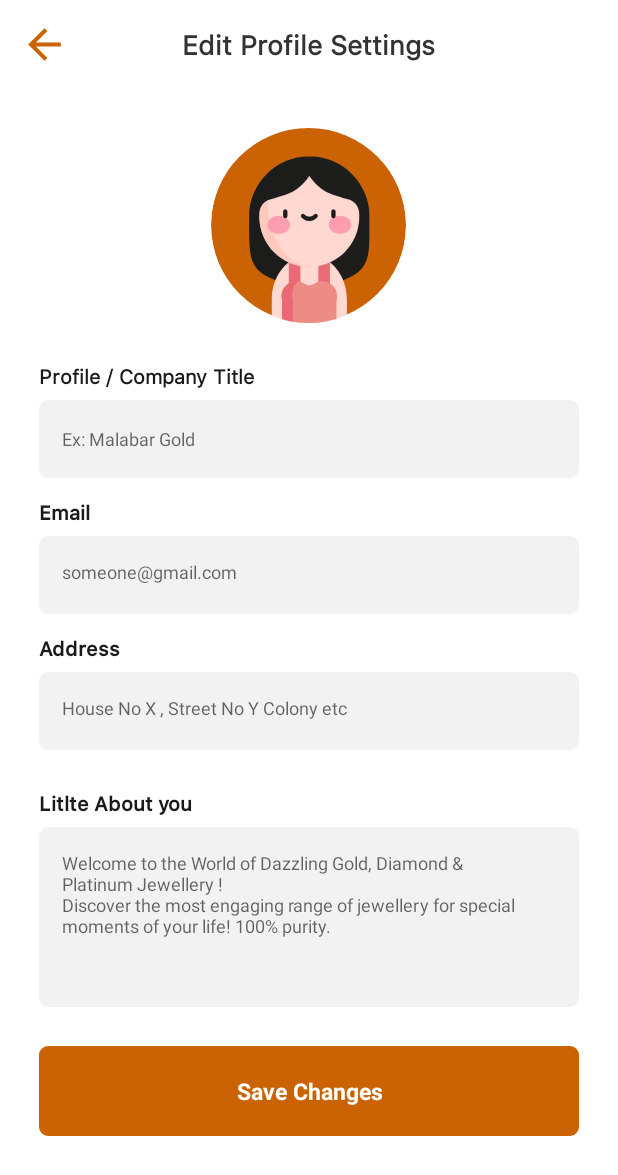
After one commit to mabdullah215/Anaam, an Android app: the MainProfileSettings screen opened directly, with no data from a screen before it, on a phone screen of 412 x 824 dp. The commit adds this screen. Shown: the top 1175 px of the screen. Run offline under Robolectric (Android 15) with nearby library versions, the phone set to English and light mode, and no system bars; our stand-ins replace CircleImageView, Firebase (no records; nobody signed in at launch, a user with empty details on screens opened directly), sdp/ssp sizes; libraries missing offline, so code that uses them is left out: com.github.dhaval2404.imagepicker; 5 statements that could not run were skipped.

```diff
--- /dev/null
+++ b/app/src/main/java/com/app/anaamapp/activities/MainProfileSettings.java
@@ -0,0 +1,191 @@
+package com.app.anaamapp.activities;
+
+import androidx.annotation.NonNull;
+import androidx.annotation.Nullable;
+import androidx.appcompat.app.AppCompatActivity;
+import androidx.appcompat.widget.AppCompatTextView;
+
+import android.app.Activity;
+import android.content.Intent;
+import android.graphics.Bitmap;
+import android.net.Uri;
+import android.os.Bundle;
+import android.provider.MediaStore;
+import android.view.View;
+import android.widget.EditText;
+import android.widget.ImageView;
+import android.widget.TextView;
+import android.widget.Toast;
+
+import com.app.anaamapp.R;
+import com.app.anaamapp.data.DataSource;
+import com.app.anaamapp.model.User;
+import com.bumptech.glide.Glide;
+import com.github.dhaval2404.imagepicker.ImagePicker;
+import com.google.android.gms.tasks.Continuation;
+import com.google.android.gms.tasks.OnCompleteListener;
+import com.google.android.gms.tasks.Task;
+import com.google.firebase.auth.FirebaseAuth;
+import com.google.firebase.database.DatabaseReference;
+import com.google.firebase.database.FirebaseDatabase;
+import com.google.firebase.storage.FirebaseStorage;
+import com.google.firebase.storage.StorageMetadata;
+import com.google.firebase.storage.StorageReference;
+import com.google.firebase.storage.UploadTask;
+
+import java.io.ByteArrayOutputStream;
+import java.util.HashMap;
+import java.util.Map;
+
+import de.hdodenhof.circleimageview.CircleImageView;
+
+public class MainProfileSettings extends AppCompatActivity
+{
+    Uri fileUri;
+    EditText profileTitle,etEmail,etAddress;
+    EditText userDetails;
+    CircleImageView userImage;
+    @Override
+    protected void onCreate(Bundle savedInstanceState)
+    {
+        super.onCreate(savedInstanceState);
+        setContentView(R.layout.activity_main_profile_settings);
+        TextView tvTitle=findViewById(R.id.tv_title);
+        tvTitle.setText("Edit Profile Settings");
+        profileTitle=findViewById(R.id.et_profile_title);
+        userDetails=findViewById(R.id.et_details);
+        etEmail=findViewById(R.id.et_email);
+        etAddress=findViewById(R.id.et_address);
+        ImageView imgBack=findViewById(R.id.img_back);
+        userImage=findViewById(R.id.user_img);
+        TextView saveButton=findViewById(R.id.button_save);
+        DataSource source=DataSource.getInstance(this);
+        User currentUser=source.getCurrentUser();
+        profileTitle.setText(currentUser.getTitle());
+        userDetails.setText(currentUser.getDetails());
+        etEmail.setText(currentUser.getEmail());
+        etAddress.setText(currentUser.getAddress());
+        Glide.with(this).load(currentUser.getImgsource()).into(userImage);
+
+        saveButton.setOnClickListener(new View.OnClickListener() {
+            @Override
+            public void onClick(View view)
+            {
+                String title=profileTitle.getText().toString().trim();
+                String details=userDetails.getText().toString().trim();
+                String address=etAddress.getText().toString().trim();
+                String email=etEmail.getText().toString().trim();
+                if(title.isEmpty()||details.isEmpty())
+                {
+                    Toast.makeText(MainProfileSettings.this, "Please enter the required information", Toast.LENGTH_SHORT).show();
+                }
+                else if(fileUri!=null)
+                {
+                    uploadData(title,details);
+                }
+                else
+                {
+                    User user=source.getCurrentUser();
+                    user.setDetails(details);
+                    user.setTitle(title);
+                    user.setEmail(email);
+                    DatabaseReference mUserRef= FirebaseDatabase.getInstance().getReference().child("Users").child(user.getUserid());
+                    Map<String, Object> updates = new HashMap<String,Object>();
+                    updates.put("title",title);
+                    updates.put("details",details);
+                    updates.put("address",address);
+                    updates.put("email",email);
+                    mUserRef.updateChildren(updates);
+                    finish();
+                }
+            }
+        });
+
+        imgBack.setOnClickListener(new View.OnClickListener() {
+            @Override
+            public void onClick(View view)
+            {
+                finish();
+            }
+        });
+
+        userImage.setOnClickListener(new View.OnClickListener() {
+            @Override
+            public void onClick(View view)
+            {
+                ImagePicker.Companion.with(MainProfileSettings.this).cropSquare().compress(200).start();
+            }
+        });
+
+    }
+
+    @Override
+    public void onActivityResult(int requestCode, int resultCode, @Nullable Intent data)
+    {
+        super.onActivityResult(requestCode, resultCode, data);
+
+        if (resultCode == Activity.RESULT_OK)
+        {
+            fileUri = data.getData();
+            Glide.with(this).load(fileUri).into(userImage);
+        }
+    }
+
+    public void uploadData(String title,String details)
+    {
+
+        String id= FirebaseAuth.getInstance().getUid();
+        final StorageReference mStorageRef = FirebaseStorage.getInstance().getReference().child("user_images" + "/" +id);
+        StorageMetadata metadata = new StorageMetadata.Builder().setContentType("image/jpg").build();
+
+        try {
+            byte[] thumb_byte_data;
+            Bitmap bitmap = MediaStore.Images.Media.getBitmap(getContentResolver(),fileUri);
+            Bitmap thumbBitmap = Bitmap.createScaledBitmap(bitmap, 200, 200, true);
+            ByteArrayOutputStream baos = new ByteArrayOutputStream();
+            thumbBitmap.compress(Bitmap.CompressFormat.JPEG, 75, baos);
+            thumb_byte_data = baos.toByteArray();
+            UploadTask uploadTask = mStorageRef.putBytes(thumb_byte_data, metadata);
+            final Task<Uri> urlTask = uploadTask.continueWithTask(new Continuation<UploadTask.TaskSnapshot, Task<Uri>>()
+            {
+                @Override
+                public Task<Uri> then(@NonNull Task<UploadTask.TaskSnapshot> task) throws Exception {
+                    if (!task.isSuccessful())
+                    {
+                        throw task.getException();
+                    }
+
+                    return mStorageRef.getDownloadUrl();
+                }
+            }).addOnCompleteListener(new OnCompleteListener<Uri>()
+            {
+                @Override
+                public void onComplete(@NonNull Task<Uri> task)
+                {
+                    if (task.isSuccessful())
+                    {
+                        String number=getIntent().getStringExtra("number");
+                        User user=new User();
+                        user.setDetails(details);
+                        user.setTitle(title);
+                        user.setNumber(number);
+                        user.setImgsource(task.getResult().toString());
+                        DatabaseReference mUserRef= FirebaseDatabase.getInstance().getReference().child("Users");
+                        String id=FirebaseAuth.getInstance().getUid();
+                        mUserRef.child(id).setValue(user);
+                        finish();
+                    }
+                    else
+                    {
+                        Toast.makeText(getBaseContext(), "Failed to upload details.! Try again" + task.getException().getMessage(), Toast.LENGTH_SHORT).show();//error saving photo
+                    }
+                }
+            });
+
+        } catch (Exception e)
+        {
+
+        }
+    }
+
+}
--- a/app/src/main/java/com/app/anaamapp/activities/VerificationActivity.java
+++ b/app/src/main/java/com/app/anaamapp/activities/VerificationActivity.java
@@ -16,6 +16,7 @@ import android.widget.TextView;
 import android.widget.Toast;
 
 import com.app.anaamapp.R;
+import com.app.anaamapp.data.DataSource;
 import com.google.android.gms.tasks.OnCompleteListener;
 import com.google.android.gms.tasks.Task;
 import com.google.firebase.FirebaseException;
@@ -102,7 +103,9 @@ public class VerificationActivity extends AppCompatActivity {
                         {
                             String number=getIntent().getStringExtra("number");
                             Toast.makeText(VerificationActivity.this, "Verification Successful.!", Toast.LENGTH_SHORT).show();
-                            startActivity(new Intent(getBaseContext(),ProfileSettings.class).putExtra("number",number));
+                            DataSource source=DataSource.getInstance(getBaseContext());
+                            source.getCurrentUser().setNumber(number);
+                            startActivity(new Intent(getBaseContext(),MainProfileSettings.class));
                             finish();
 
                         } else
--- a/app/src/main/java/com/app/anaamapp/fragments/DashboardFragment.java
+++ b/app/src/main/java/com/app/anaamapp/fragments/DashboardFragment.java
@@ -14,6 +14,7 @@ import android.view.View;
 import android.view.ViewGroup;
 
 import com.app.anaamapp.R;
+import com.app.anaamapp.activities.MainProfileSettings;
 import com.app.anaamapp.activities.ProfileSettings;
 import com.app.anaamapp.adapters.DashboardAdapter;
 import com.app.anaamapp.model.Dashboard;
@@ -43,7 +44,7 @@ public class DashboardFragment extends Fragment
             {
                 if(position==1)
                 {
-                    startActivity(new Intent(getContext(), ProfileSettings.class));
+                    startActivity(new Intent(getContext(), MainProfileSettings.class));
                 }
                 else if(position==4)
                 {
@@ -81,6 +82,6 @@ public class DashboardFragment extends Fragment
         mList.add(new Dashboard("Your Profile","Manage your bidding and selling items",R.drawable.user_avatar,""));
         mList.add(new Dashboard("Messages","Manage your incoming messages",R.drawable.ic_chat,"2"));
         mList.add(new Dashboard("Notifications","Get Alerts for new offers around",R.drawable.ic_notification,"34"));
-        mList.add(new Dashboard("Settings","Manage your app and other settings",R.drawable.ic_settings_icon,""));
+        mList.add(new Dashboard("Logout","Logging out from the application",R.drawable.ic_logout,""));
     }
 }
--- /dev/null
+++ b/app/src/main/res/drawable/ic_pic_edit.xml
@@ -0,0 +1,6 @@
+<vector android:height="32dp" android:viewportHeight="90"
+    android:viewportWidth="90" android:width="32dp" xmlns:android="http://schemas.android.com/apk/res/android">
+    <path android:fillColor="#FFF" android:fillType="evenOdd" android:pathData="M45,29L45,29A16,16 0,0 1,61 45L61,45A16,16 0,0 1,45 61L45,61A16,16 0,0 1,29 45L29,45A16,16 0,0 1,45 29z"/>
+    <path android:fillColor="@color/purple_200" android:fillType="nonZero" android:pathData="M45,45m-2,0a2,2 0,1 1,4 0a2,2 0,1 1,-4 0"/>
+    <path android:fillColor="@color/purple_200" android:fillType="nonZero" android:pathData="M50.333,39.666L48.22,39.666l-0.827,-0.9C47.146,38.493 46.786,38.333 46.413,38.333L43.586,38.333c-0.373,0 -0.733,0.16 -0.986,0.433l-0.82,0.9L39.666,39.666C38.933,39.666 38.333,40.266 38.333,41v8C38.333,49.733 38.933,50.333 39.666,50.333L50.333,50.333c0.733,0 1.333,-0.6 1.333,-1.333v-8c0,-0.734 -0.6,-1.334 -1.333,-1.334zM45,48.333c-1.84,0 -3.334,-1.493 -3.334,-3.333s1.494,-3.334 3.334,-3.334S48.333,43.16 48.333,45 46.84,48.333 45,48.333z"/>
+</vector>
--- /dev/null
+++ b/app/src/main/res/layout/activity_main_profile_settings.xml
@@ -0,0 +1,149 @@
+<?xml version="1.0" encoding="utf-8"?>
+<RelativeLayout xmlns:android="http://schemas.android.com/apk/res/android"
+    xmlns:tools="http://schemas.android.com/tools"
+    android:layout_width="match_parent"
+    android:layout_height="match_parent"
+    android:clickable="true"
+    android:focusable="true"
+    android:focusableInTouchMode="true"
+    tools:context=".activities.ProfileSettings">
+
+    <include layout="@layout/toolbar_layout"/>
+
+    <ScrollView
+        android:layout_width="match_parent"
+        android:layout_below="@+id/toolbar_layout"
+        android:layout_height="wrap_content">
+
+        <LinearLayout
+            android:layout_width="match_parent"
+            android:orientation="vertical"
+            android:padding="@dimen/_20sdp"
+            android:layout_height="wrap_content">
+
+            <de.hdodenhof.circleimageview.CircleImageView
+                android:layout_width="@dimen/_100sdp"
+                android:src="@drawable/user_avatar"
+                android:layout_gravity="center"
+                android:id="@+id/user_img"
+                android:layout_height="@dimen/_100sdp"/>
+
+
+            <TextView
+                android:layout_width="wrap_content"
+                android:layout_height="wrap_content"
+                android:fontFamily="@font/sf_pro_text_regular"
+                android:textStyle="bold"
+                android:layout_marginTop="@dimen/_20sdp"
+                android:textSize="13sp"
+                android:textColor="#1a1a1a"
+                android:text="Profile / Company Title" />
+
+
+            <EditText
+                android:layout_width="match_parent"
+                android:id="@+id/et_profile_title"
+                android:padding="15dp"
+                android:layout_marginTop="@dimen/_5sdp"
+                android:hint="Ex: Malabar Gold"
+                android:textSize="12sp"
+                android:background="@drawable/square_corner"
+                android:backgroundTint="#f2f2f2"
+                android:layout_height="@dimen/_40sdp"/>
+
+
+            <TextView
+                android:layout_width="wrap_content"
+                android:layout_height="wrap_content"
+                android:fontFamily="@font/sf_medium"
+                android:textStyle="bold"
+                android:layout_marginTop="@dimen/_10sdp"
+                android:textSize="13sp"
+                android:textColor="#1a1a1a"
+                android:text="Email" />
+
+
+            <EditText
+                android:layout_width="match_parent"
+                android:id="@+id/et_email"
+                android:padding="15dp"
+                android:hint="someone@gmail.com"
+                android:layout_marginTop="@dimen/_5sdp"
+                android:gravity="start"
+                android:textSize="12sp"
+                android:background="@drawable/square_corner"
+                android:backgroundTint="#f2f2f2"
+                android:layout_height="@dimen/_40sdp"/>
+
+
+            <TextView
+                android:layout_width="wrap_content"
+                android:layout_height="wrap_content"
+                android:fontFamily="@font/sf_medium"
+                android:textStyle="bold"
+                android:layout_marginTop="@dimen/_10sdp"
+                android:textSize="13sp"
+                android:textColor="#1a1a1a"
+                android:text="Address" />
+
+
+            <EditText
+                android:layout_width="match_parent"
+                android:id="@+id/et_address"
+                android:padding="15dp"
+                android:hint="House No X , Street No Y Colony etc"
+                android:layout_marginTop="@dimen/_5sdp"
+                android:gravity="start"
+                android:textSize="12sp"
+                android:background="@drawable/square_corner"
+                android:backgroundTint="#f2f2f2"
+                android:layout_height="@dimen/_40sdp"/>
+
+
+            <TextView
+                android:layout_width="wrap_content"
+                android:layout_height="wrap_content"
+                android:fontFamily="@font/sf_medium"
+                android:textStyle="bold"
+                android:layout_marginTop="@dimen/_20sdp"
+                android:textSize="13sp"
+                android:textColor="#1a1a1a"
+                android:text="Litlte About you" />
+
+
+            <EditText
+                android:layout_width="match_parent"
+                android:id="@+id/et_details"
+                android:padding="15dp"
+                android:layout_marginTop="@dimen/_5sdp"
+                android:hint="Welcome to the World of Dazzling Gold, Diamond &amp; \nPlatinum Jewellery ! \nDiscover the most engaging range of jewellery for special moments of your life! 100% purity."
+                android:gravity="start"
+                android:textSize="12sp"
+                android:background="@drawable/square_corner"
+                android:backgroundTint="#f2f2f2"
+                android:layout_height="120dp"/>
+
+            <TextView
+                android:layout_width="match_parent"
+                android:padding="@dimen/_15sdp"
+                android:background="@drawable/square_corner"
+                android:backgroundTint="@color/purple_200"
+                android:text="Save Changes"
+                android:gravity="center"
+                android:id="@+id/button_save"
+                android:textColor="@color/white"
+                android:layout_marginTop="@dimen/_20sdp"
+                android:textSize="15sp"
+                android:textStyle="bold"
+                android:layout_height="wrap_content"/>
+        </LinearLayout>
+
+    </ScrollView>
+
+    <include layout="@layout/loading_view"
+        android:layout_height="@dimen/_50sdp"
+        android:layout_centerInParent="true"
+        android:visibility="gone"
+        android:layout_width="@dimen/_50sdp"/>
+
+</RelativeLayout>
```
Also changed, not shown: app/src/main/AndroidManifest.xml (+4 -3 lines), app/src/main/java/com/app/anaamapp/activities/MainActivity.java (+4 -10 lines), app/src/main/java/com/app/anaamapp/model/User.java (+35 -0 lines), app/src/main/res/drawable/ic_edit_cam.xml (added, +13 -0 lines), app/src/main/res/drawable/ic_logout.xml (added, +10 -0 lines), app/src/main/res/layout/loading_view.xml (added, +18 -0 lines).
